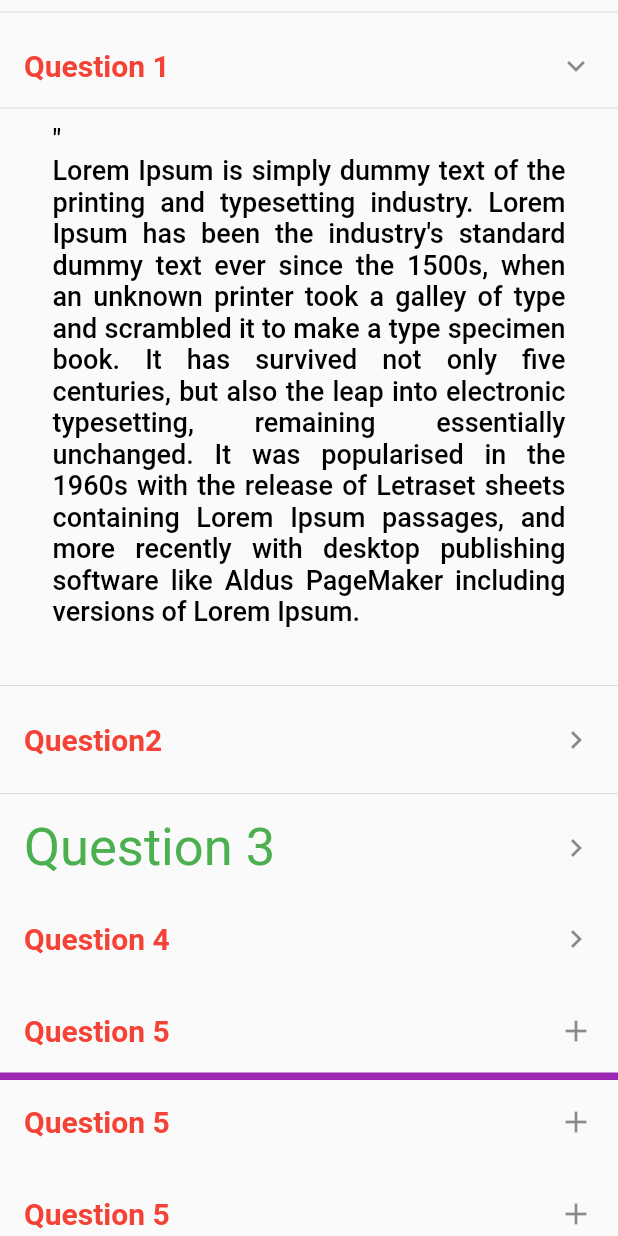
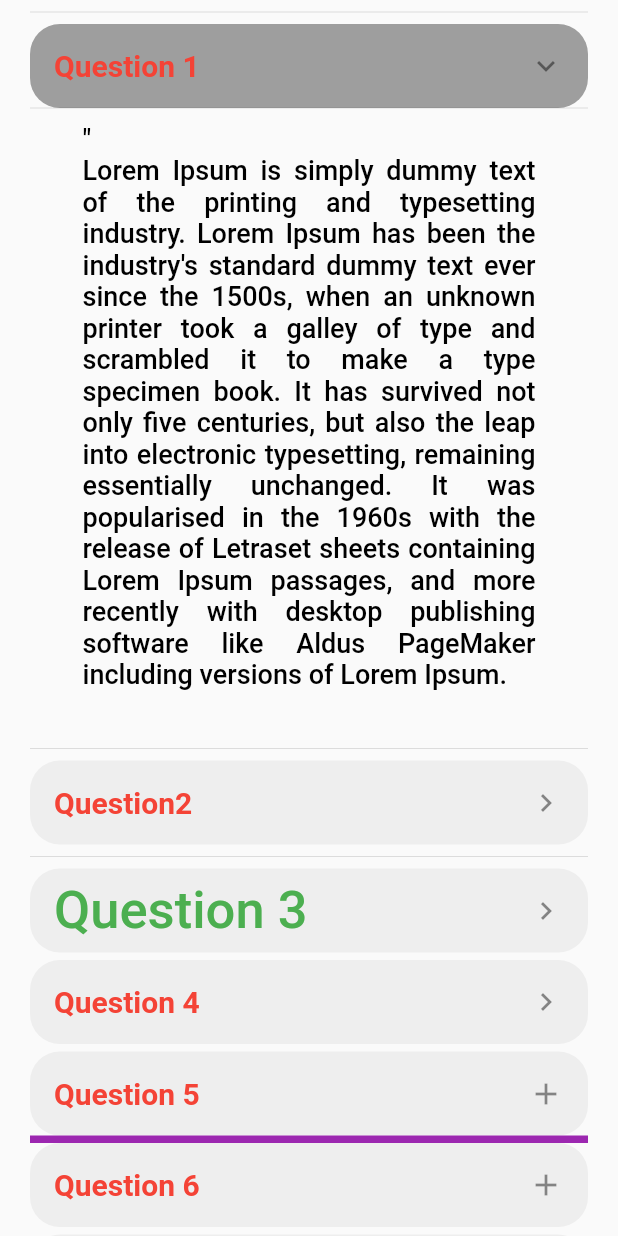
Before and after one commit to lakshydeep-14/flutter_faq, a Flutter app: the screen it shows after launch, after a tap on "Question 1", on a phone screen of 412 x 824 dp. Run offline on Flutter 3.47's test engine with Material 2 defaults, Android fonts, the phone set to English and light mode, and no system bars.

Commit message:
version 1.0.1

```diff
--- a/example/lib/main.dart
+++ b/example/lib/main.dart
@@ -29,8 +29,19 @@ class _MyHomePageState extends State<MyHomePage> {
   Widget build(BuildContext context) {
     return SafeArea(
       child: Scaffold(
-        body: Column(children: [
-          FAQ(question: "Question 1", answer: data),
+        body: SingleChildScrollView(
+          padding: const EdgeInsets.symmetric(horizontal: 20),
+          child: Column(children: [
+            FAQ(
+              question: "Question 1",
+              answer: data,
+              ansDecoration: BoxDecoration(
+                  color: Colors.grey[550],
+                  borderRadius: const BorderRadius.all(Radius.circular(20))),
+              queDecoration: BoxDecoration(
+                  color: Colors.grey[500],
+                  borderRadius: const BorderRadius.all(Radius.circular(20))),
+            ),
             FAQ(question: "Question2", answer: data),
             FAQ(
               question: "Question 3",
@@ -53,7 +64,7 @@ class _MyHomePageState extends State<MyHomePage> {
               ansPadding: const EdgeInsets.all(50),
             ),
             FAQ(
-            question: "Question 5",
+              question: "Question 6",
               answer: data,
               expandedIcon: const Icon(Icons.minimize),
               collapsedIcon: const Icon(Icons.add),
@@ -66,7 +77,7 @@ class _MyHomePageState extends State<MyHomePage> {
               ),
             ),
             FAQ(
-            question: "Question 5",
+              question: "Question 7",
               answer: data,
               expandedIcon: const Icon(Icons.minimize),
               collapsedIcon: const Icon(Icons.add),
@@ -76,6 +87,7 @@ class _MyHomePageState extends State<MyHomePage> {
             ),
           ]),
         ),
+      ),
     );
   }
 }
--- a/lib/flutter_faq.dart
+++ b/lib/flutter_faq.dart
@@ -3,17 +3,35 @@ library flutter_faq;
 import 'package:flutter/material.dart';
 
 class FAQ extends StatefulWidget {
+  // for question
   final String question;
+
+  //answer
   final String answer;
+
+  //question textstyle, defaults to EdgeInsets.symmetric(horizontal: 35.0, vertical: 10),
   final TextStyle? queStyle;
+
+  // answertextstyle, defaults to  TextStyle(color: Colors.black,fontWeight: FontWeight.w500,fontSize: 18),
   final TextStyle? ansStyle;
-  final Widget? icon;
+
+  //defaults to false
   final bool? isExpanded;
+
+  //defaults to Icon.chevron_right
   final Widget? expandedIcon;
   final Widget? collapsedIcon;
+
+  //defaults to true
   final bool showDivider;
+
+  //padding to give in answer
   final EdgeInsets? ansPadding;
+
+  //divider
   final Widget? separator;
+
+  final BoxDecoration? ansDecoration, queDecoration;
 
   const FAQ(
       {super.key,
@@ -22,12 +40,13 @@ class FAQ extends StatefulWidget {
       this.queStyle,
       this.ansStyle,
       this.isExpanded = false,
-      this.icon,
       this.expandedIcon,
       this.collapsedIcon,
       this.showDivider = true,
       this.ansPadding,
-      this.separator});
+      this.separator,
+      this.ansDecoration,
+      this.queDecoration});
 
   @override
   State<FAQ> createState() => _FAQState();
@@ -37,6 +56,16 @@ class _FAQState extends State<FAQ> {
   @override
   Widget build(BuildContext context) {
     return ListExpandableWidget(
+      ansDecoration: widget.ansDecoration ??
+          BoxDecoration(
+              color: Colors.grey[200],
+              borderRadius: const BorderRadius.all(Radius.circular(20))),
+      queDecoration: widget.queDecoration ??
+          BoxDecoration(
+              color: Colors.grey[200],
+              borderRadius: const BorderRadius.all(Radius.circular(20))),
+      ansPadding: widget.ansPadding ??
+          const EdgeInsets.symmetric(horizontal: 35.0, vertical: 10),
       separator: widget.separator ?? const Divider(),
       showDivider: widget.showDivider,
       isExpanded: widget.isExpanded,
@@ -50,18 +79,12 @@ class _FAQState extends State<FAQ> {
             const TextStyle(
                 color: Colors.red, fontWeight: FontWeight.bold, fontSize: 20),
       ),
-      items: Padding(
-        padding: widget.ansPadding ??
-            const EdgeInsets.symmetric(horizontal: 35.0, vertical: 10),
-        child: Text(
+      items: Text(
         widget.answer,
         textAlign: TextAlign.justify,
         style: widget.ansStyle ??
             const TextStyle(
-                  color: Colors.black,
-                  fontWeight: FontWeight.w500,
-                  fontSize: 18),
-        ),
+                color: Colors.black, fontWeight: FontWeight.w500, fontSize: 18),
       ),
     );
   }
@@ -82,8 +105,9 @@ class ListExpandableWidget extends StatefulWidget {
   // optional widget for expanded Icon. Default value is `Icon(Icons.keyboard_arrow_down)`
   final Widget expandedIcon;
 
+  final EdgeInsets ansPadding;
   final bool showDivider;
-
+  final BoxDecoration ansDecoration, queDecoration;
   // optional widget for collapse Icon. Default value is `Icon(Icons.keyboard_arrow_right)`
   final Widget collapsedIcon;
   const ListExpandableWidget(
@@ -94,7 +118,10 @@ class ListExpandableWidget extends StatefulWidget {
       required this.items,
       required this.expandedIcon,
       required this.collapsedIcon,
-      required this.separator});
+      required this.separator,
+      required this.ansPadding,
+      required this.ansDecoration,
+      required this.queDecoration});
 
   @override
   State<ListExpandableWidget> createState() => _ListExpandableWidgetState();
@@ -126,10 +153,14 @@ class _ListExpandableWidgetState extends State<ListExpandableWidget> {
             )
           : widget.separator);
     }
-    children.add(ListTile(
+    children.add(Container(
+      decoration: widget.queDecoration,
+      child: ListTile(
+        style: ListTileStyle.drawer,
         title: widget.header,
         trailing: _isExpanded! ? widget.expandedIcon : widget.collapsedIcon,
         onTap: () => _updateExpandState(!_isExpanded!),
+      ),
     ));
     return Ink(
       child: Column(
@@ -141,9 +172,12 @@ class _ListExpandableWidgetState extends State<ListExpandableWidget> {
   Widget _buildListItems(BuildContext context) {
     List<Widget> titles = [];
     titles.add(_wrapHeader());
-    titles.add(widget.items);
+    titles.add(Container(
+        decoration: widget.ansDecoration,
+        padding: widget.ansPadding,
+        child: widget.items));
     return Column(
-      crossAxisAlignment: CrossAxisAlignment.start,
+      crossAxisAlignment: CrossAxisAlignment.center,
       children: ListTile.divideTiles(tiles: titles, context: context).toList(),
     );
   }
--- a/pubspec.yaml
+++ b/pubspec.yaml
@@ -1,6 +1,6 @@
 name: flutter_faq
 description: A package to display FAQs in your Flutter projects as a custom widget.
-version: 1.0.0
+version: 1.0.1
 homepage: https://github.com/lakshydeep-14/flutter_faq
 
 environment:
```
Also changed, not shown: example/pubspec.lock, 2 other files. Lines whose indentation alone changed are shown as unchanged.
